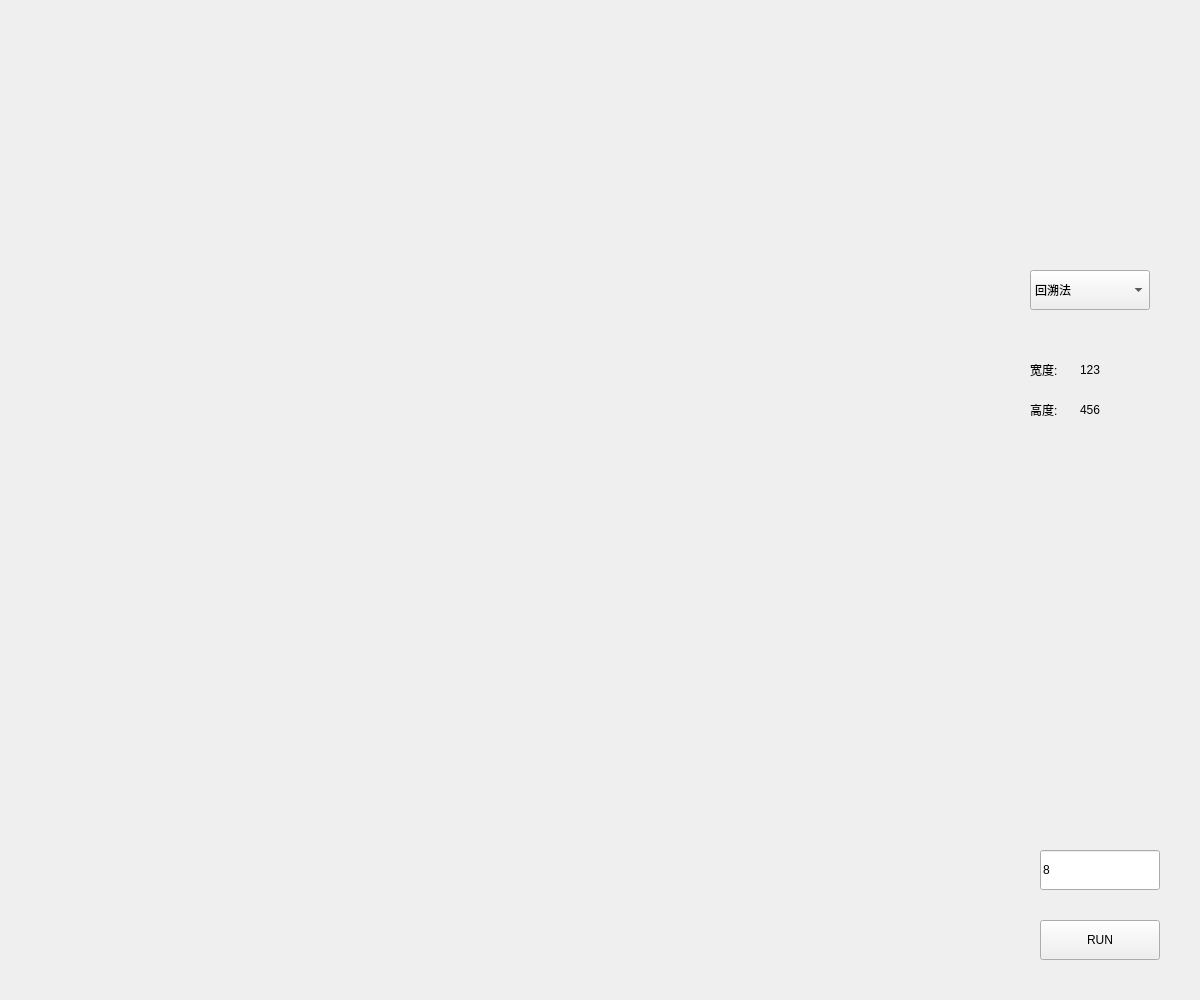
This is widget.ui in mxy493/NQueens as Qt 5 draws it before an edit. The edited form follows.
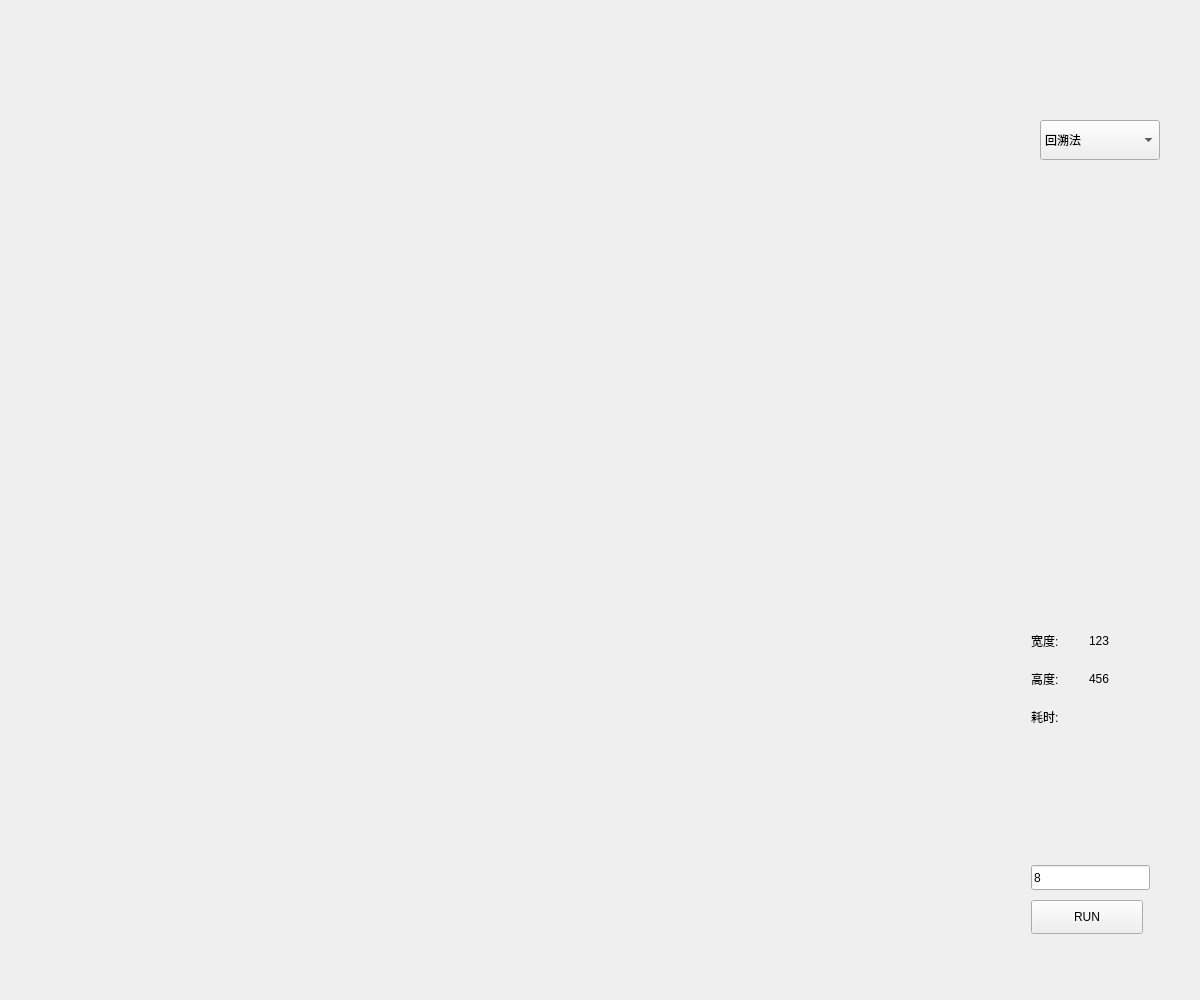
This is the edited form.

Commit message:
修复一些问题，界面优化
1. 更改运行逻辑为点击RUN后才执行对应算法；
2. 棋盘动态调整大小，始终保持左、上、下边距为50；
3. 右侧操作栏布局优化，可根据窗口大小动态调整位置；
4. 限制窗口的长宽关系

Diff of the .ui file:
```diff
--- a/widget.ui
+++ b/widget.ui
@@ -2,6 +2,9 @@
 <ui version="4.0">
  <class>Widget</class>
  <widget class="QWidget" name="Widget">
+  <property name="enabled">
+   <bool>true</bool>
+  </property>
   <property name="geometry">
    <rect>
     <x>0</x>
@@ -13,37 +16,11 @@
   <property name="windowTitle">
    <string>Widget</string>
   </property>
-  <widget class="QLineEdit" name="lineEdit_n">
-   <property name="geometry">
-    <rect>
-     <x>1040</x>
-     <y>850</y>
-     <width>120</width>
-     <height>40</height>
-    </rect>
-   </property>
-   <property name="text">
-    <string>8</string>
-   </property>
-  </widget>
-  <widget class="QPushButton" name="pushButton_run">
-   <property name="geometry">
-    <rect>
-     <x>1040</x>
-     <y>920</y>
-     <width>120</width>
-     <height>40</height>
-    </rect>
-   </property>
-   <property name="text">
-    <string>RUN</string>
-   </property>
-  </widget>
   <widget class="QComboBox" name="comboBox">
    <property name="geometry">
     <rect>
-     <x>1030</x>
-     <y>270</y>
+     <x>1040</x>
+     <y>120</y>
      <width>120</width>
      <height>40</height>
     </rect>
@@ -69,13 +46,52 @@
     </property>
    </item>
   </widget>
+  <widget class="QLineEdit" name="lineEdit_n">
+   <property name="geometry">
+    <rect>
+     <x>1031</x>
+     <y>865</y>
+     <width>119</width>
+     <height>25</height>
+    </rect>
+   </property>
+   <property name="text">
+    <string>8</string>
+   </property>
+  </widget>
+  <widget class="QPushButton" name="pushButton_run">
+   <property name="geometry">
+    <rect>
+     <x>1031</x>
+     <y>900</y>
+     <width>112</width>
+     <height>34</height>
+    </rect>
+   </property>
+   <property name="text">
+    <string>RUN</string>
+   </property>
+  </widget>
+  <widget class="QLabel" name="label">
+   <property name="geometry">
+    <rect>
+     <x>1031</x>
+     <y>631</y>
+     <width>60</width>
+     <height>20</height>
+    </rect>
+   </property>
+   <property name="text">
+    <string>宽度: </string>
+   </property>
+  </widget>
   <widget class="QLabel" name="label_width">
    <property name="geometry">
     <rect>
-     <x>1080</x>
-     <y>350</y>
-     <width>60</width>
-     <height>40</height>
+     <x>1089</x>
+     <y>631</y>
+     <width>80</width>
+     <height>20</height>
     </rect>
    </property>
    <property name="text">
@@ -85,42 +101,55 @@
   <widget class="QLabel" name="label_height">
    <property name="geometry">
     <rect>
-     <x>1080</x>
-     <y>390</y>
-     <width>60</width>
-     <height>40</height>
+     <x>1089</x>
+     <y>669</y>
+     <width>80</width>
+     <height>20</height>
     </rect>
    </property>
    <property name="text">
     <string>456</string>
    </property>
   </widget>
-  <widget class="QLabel" name="label">
-   <property name="geometry">
-    <rect>
-     <x>1030</x>
-     <y>350</y>
-     <width>50</width>
-     <height>40</height>
-    </rect>
-   </property>
-   <property name="text">
-    <string>宽度: </string>
-   </property>
-  </widget>
   <widget class="QLabel" name="label_2">
    <property name="geometry">
     <rect>
-     <x>1030</x>
-     <y>390</y>
-     <width>50</width>
-     <height>40</height>
+     <x>1031</x>
+     <y>669</y>
+     <width>60</width>
+     <height>20</height>
     </rect>
    </property>
    <property name="text">
     <string>高度: </string>
    </property>
   </widget>
+  <widget class="QLabel" name="label_3">
+   <property name="geometry">
+    <rect>
+     <x>1031</x>
+     <y>707</y>
+     <width>60</width>
+     <height>20</height>
+    </rect>
+   </property>
+   <property name="text">
+    <string>耗时: </string>
+   </property>
+  </widget>
+  <widget class="QLabel" name="label_time">
+   <property name="geometry">
+    <rect>
+     <x>1089</x>
+     <y>707</y>
+     <width>80</width>
+     <height>20</height>
+    </rect>
+   </property>
+   <property name="text">
+    <string/>
+   </property>
+  </widget>
  </widget>
  <resources/>
  <connections/>
```
The commit also changes 4 other files.
